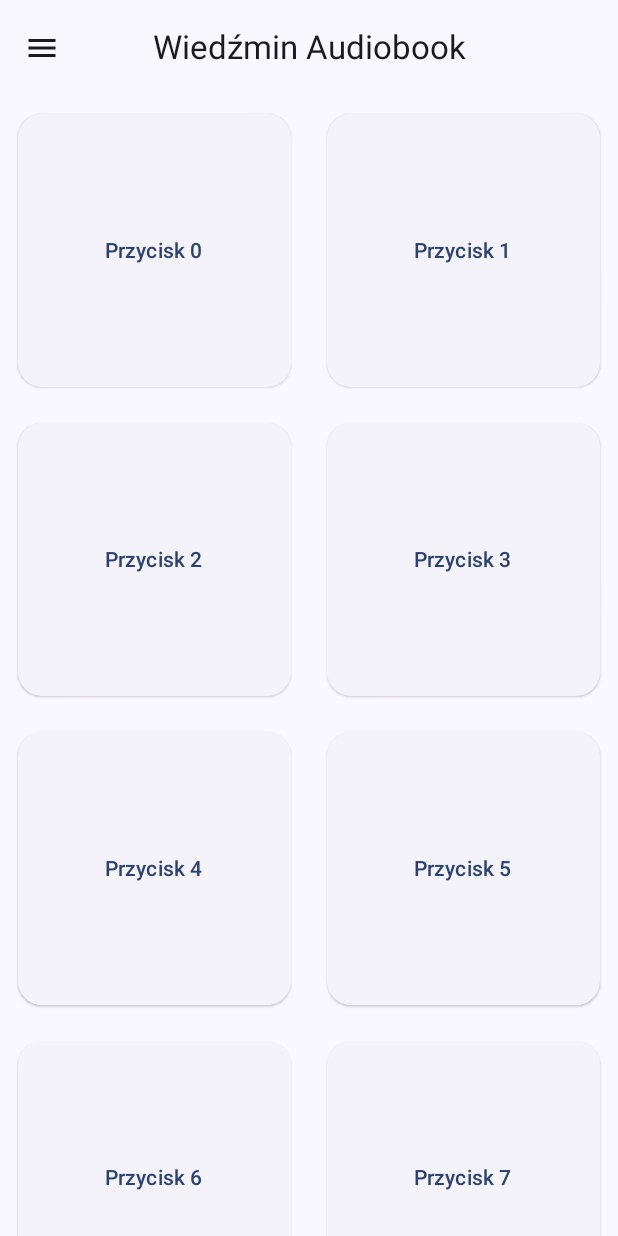
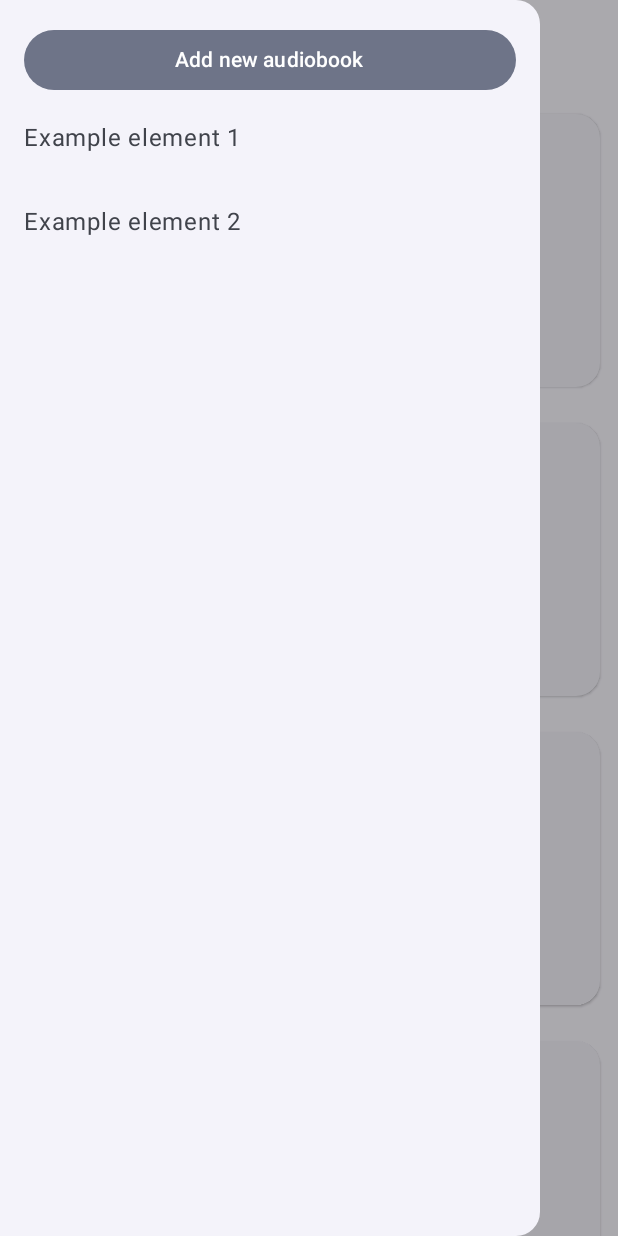
Before and after one commit to szymonwelna/AudiobookPlayer, an Android app built with Jetpack Compose: the screen it shows after launch (MainActivity), after a tap on "Menu", on a phone screen of 412 x 824 dp. Run offline under Robolectric (Android 15) with nearby library versions, the phone set to English and light mode, and no system bars.

Commit message:
Added Navigation Drawer with: - add_new_audiobook button - two filler elements (later they may be books series)

```diff
--- a/app/src/main/java/com/szymon/audiobookplayer/MainActivity.kt
+++ b/app/src/main/java/com/szymon/audiobookplayer/MainActivity.kt
@@ -9,10 +9,14 @@ import androidx.compose.material.icons.Icons
 import androidx.compose.material.icons.filled.Menu
 import androidx.compose.material3.*
 import androidx.compose.runtime.Composable
+import androidx.compose.runtime.rememberCoroutineScope
 import androidx.compose.ui.Modifier
 import androidx.compose.ui.input.nestedscroll.nestedScroll
+import androidx.compose.ui.res.stringResource
 import androidx.compose.ui.unit.dp
 import com.szymon.audiobookplayer.ui.theme.AudiobookTheme
+import kotlinx.coroutines.CoroutineScope
+import kotlinx.coroutines.launch
 
 class MainActivity : ComponentActivity() {
     @OptIn(ExperimentalMaterial3Api::class)
@@ -20,6 +24,35 @@ class MainActivity : ComponentActivity() {
         super.onCreate(savedInstanceState)
         setContent {
             AudiobookTheme {
+                val drawerState = rememberDrawerState(DrawerValue.Closed)
+                val scope = rememberCoroutineScope()
+
+                ModalNavigationDrawer(
+                    drawerState = drawerState,
+                    drawerContent = {
+                        ModalDrawerSheet {
+                            Spacer(Modifier.height(16.dp))
+                            FilledTonalButton(
+                                onClick = { /* Open add new audiobook screen */ },
+                                modifier = Modifier
+                                    .fillMaxWidth()
+                                    .padding(horizontal = 16.dp)
+                            ) {
+                                Text(text = stringResource(R.string.add_new_audiobook))
+                            }
+                            NavigationDrawerItem(
+                                label = { Text(text = "Example element 1") },
+                                selected = false,
+                                onClick = { scope.launch { drawerState.close() } }
+                            )
+                            NavigationDrawerItem(
+                                label = { Text(text = "Example element 2") },
+                                selected = false,
+                                onClick = { scope.launch { drawerState.close() } }
+                            )
+                        }
+                    },
+                    content = {
                         Surface(
                             modifier = Modifier.fillMaxSize(),
                             color = MaterialTheme.colorScheme.background
@@ -30,12 +63,14 @@ class MainActivity : ComponentActivity() {
                                     .fillMaxSize()
                                     .nestedScroll(scrollBehavior.nestedScrollConnection),
                                 topBar = {
-                            AudiobookTopBar(scrollBehavior)
+                                    AudiobookTopBar(scrollBehavior, drawerState, scope)
                                 }
                             ) { innerPadding ->
                                 AudiobooksItemList(innerPadding)
                             }
                         }
+                    }
+                )
             }
         }
     }
@@ -43,16 +78,24 @@ class MainActivity : ComponentActivity() {
 
 @OptIn(ExperimentalMaterial3Api::class)
 @Composable
-fun AudiobookTopBar(scrollBehavior: TopAppBarScrollBehavior) {
+fun AudiobookTopBar(
+    scrollBehavior: TopAppBarScrollBehavior,
+    drawerState: DrawerState,
+    scope: CoroutineScope
+) {
     CenterAlignedTopAppBar(
         title = {
             Text(
-                text = "Wiedźmin Audiobook",
+                text = "Audiobook",
                 style = MaterialTheme.typography.titleLarge
             )
         },
         navigationIcon = {
-            IconButton(onClick = { /*TODO*/ }) {
+            IconButton(onClick = {
+                scope.launch {
+                    drawerState.open()
+                }
+            }) {
                 Icon(
                     imageVector = Icons.Filled.Menu,
                     contentDescription = "Menu"
--- a/app/src/main/res/values/strings.xml
+++ b/app/src/main/res/values/strings.xml
@@ -1,3 +1,4 @@
 <resources>
     <string name="app_name">Audiobook Player</string>
+    <string name="add_new_audiobook">Add new audiobook</string>
 </resources>
```
Lines whose indentation alone changed are shown as unchanged.
